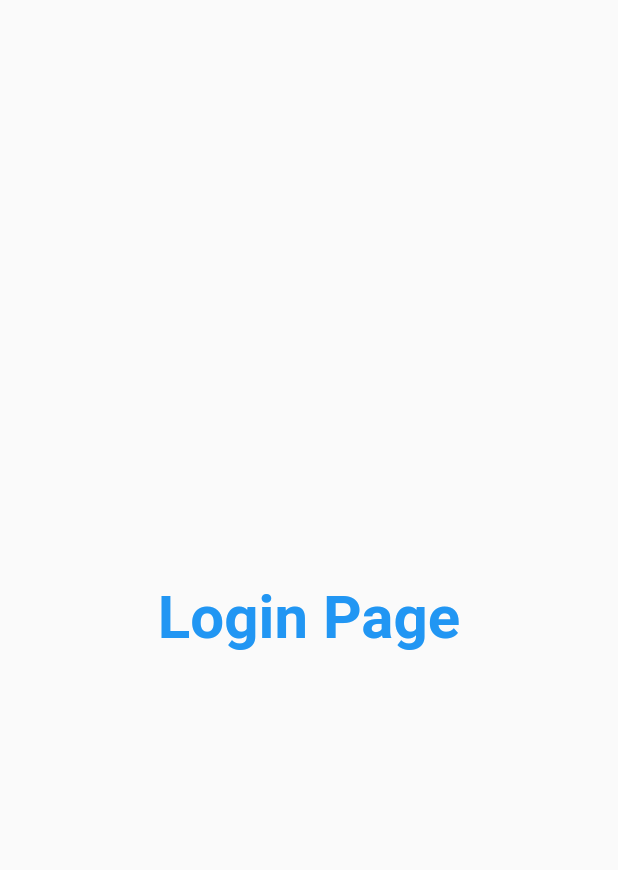
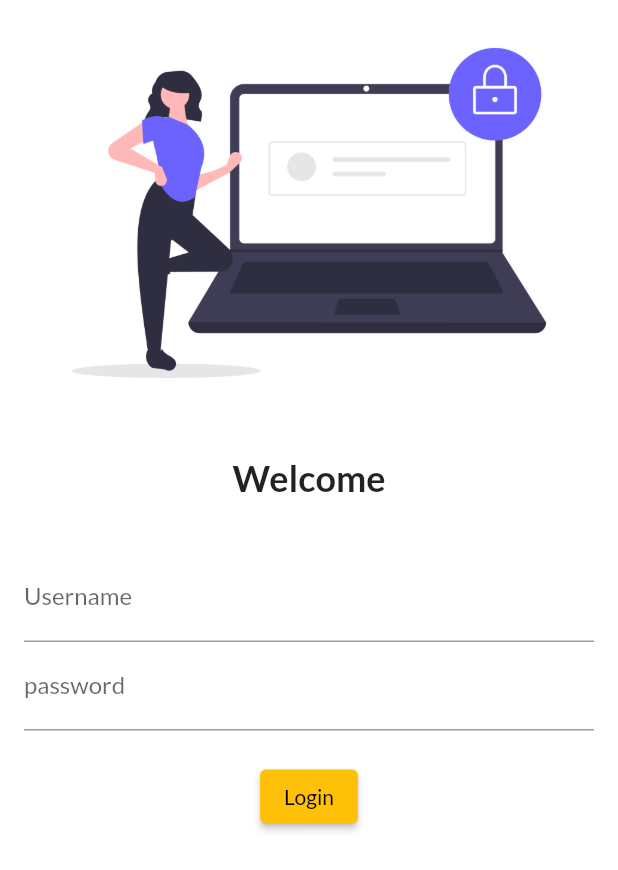
Before and after one commit to yung-coder/Flutter, a Flutter app: the screen it shows after launch, on a phone screen of 412 x 824 dp. Shown: the top 870 px of the screen. Run offline on Flutter 3.47's test engine with Material 2 defaults, Android fonts, the phone set to English and light mode, and no system bars; our stand-ins replace firebase_auth, firebase_core, google_fonts, sqflite; accounts and stored records are empty.

Commit message:
form buttons

```diff
--- a/cart/lib/main.dart
+++ b/cart/lib/main.dart
@@ -1,6 +1,7 @@
 import 'package:cart/pages/HomePage.dart';
 import 'package:cart/pages/Login_page.dart';
 import 'package:flutter/material.dart';
+import 'package:google_fonts/google_fonts.dart';
 
 void main() {
   runApp(const MyApp());
@@ -16,11 +17,12 @@
       // home: HomePage(),
       themeMode: ThemeMode.light,
       theme: ThemeData(
-        primarySwatch: Colors.amber
+        primarySwatch: Colors.amber,
+        fontFamily: GoogleFonts.lato().fontFamily,
       ),
       darkTheme: ThemeData(brightness: Brightness.dark),
       routes: {
-        "/" :  (context) => LoginPage(),
+        "/": (context) => LoginPage(),
         "/login": (context) => LoginPage(),
       },
     );
--- a/cart/lib/pages/Login_page.dart
+++ b/cart/lib/pages/Login_page.dart
@@ -8,15 +8,53 @@
   @override
   Widget build(BuildContext context) {
     return Material(
-      child: Center(
-        child: Text(
-          "Login Page",
-          style: TextStyle(
-            fontSize: 40,
-            color: Colors.blue,
-            fontWeight: FontWeight.bold,
+      color: Colors.white,
+      child: Column(
+        children: [
+          Image.asset(
+            "assets/images/login.png",
+            fit: BoxFit.cover,
           ),
-        ),
+          const SizedBox(height: 20.0),
+          const Text(
+            "Welcome",
+            style: TextStyle(
+              fontSize: 24,
+              fontWeight: FontWeight.bold,
+            ),
+          ),
+          const SizedBox(
+            height: 20.0,
+          ),
+          Padding(
+            padding: const EdgeInsets.all(16.0),
+            child: Column(
+              children: [
+                TextFormField(
+                  decoration: const InputDecoration(
+                    hintText: "Enter username",
+                    labelText: "Username",
+                  ),
+                  obscureText: true,
+                ),
+                TextFormField(
+                  decoration: const InputDecoration(
+                    hintText: "Enter password",
+                    labelText: "password",
+                  ),
+                ),
+                const SizedBox(
+                  height: 20.0,
+                ),
+                ElevatedButton(
+                  style: TextButton.styleFrom(),
+                  onPressed: (() {}),
+                  child: const Text("Login"),
+                )
+              ],
+            ),
+          )
+        ],
       ),
     );
   }
--- a/cart/pubspec.yaml
+++ b/cart/pubspec.yaml
@@ -36,6 +36,7 @@
   # The following adds the Cupertino Icons font to your application.
   # Use with the CupertinoIcons class for iOS style icons.
   cupertino_icons: ^1.0.2
+  google_fonts: ^4.0.3
 
 dev_dependencies:
   flutter_test:
@@ -60,8 +61,8 @@
   uses-material-design: true
 
   # To add assets to your application, add an assets section, like this:
-  # assets:
-  #   - images/a_dot_burr.jpeg
+  assets:
+    - assets/images/
   #   - images/a_dot_ham.jpeg
 
   # An image asset can refer to one or more resolution-specific "variants", see
```
Also changed, not shown: cart/assets/images/login.png (added), cart/pubspec.lock.
